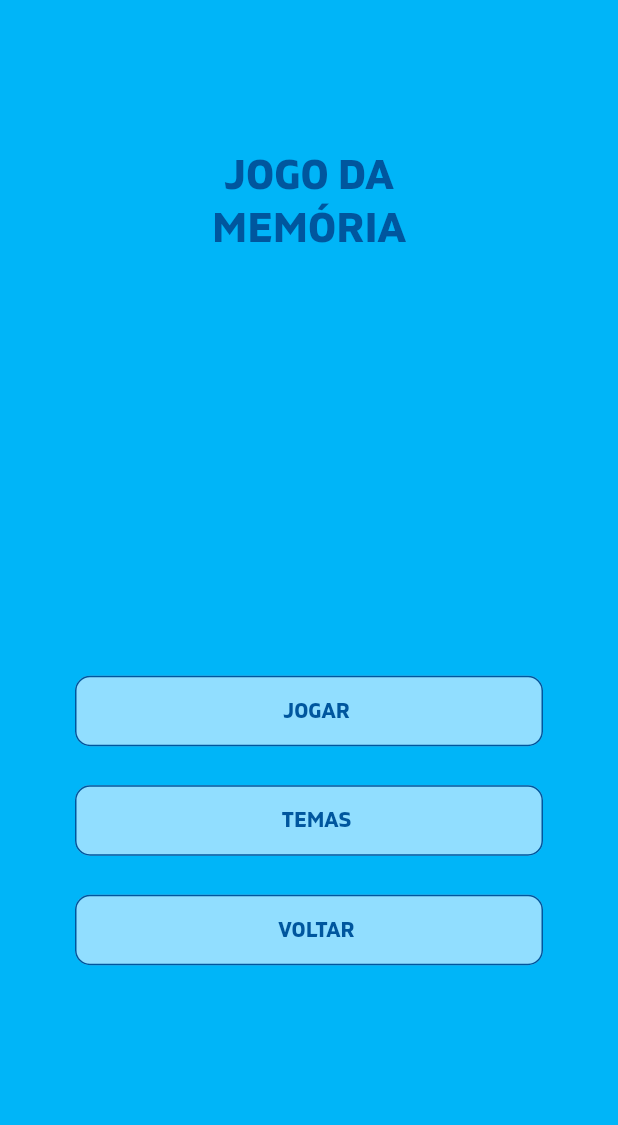
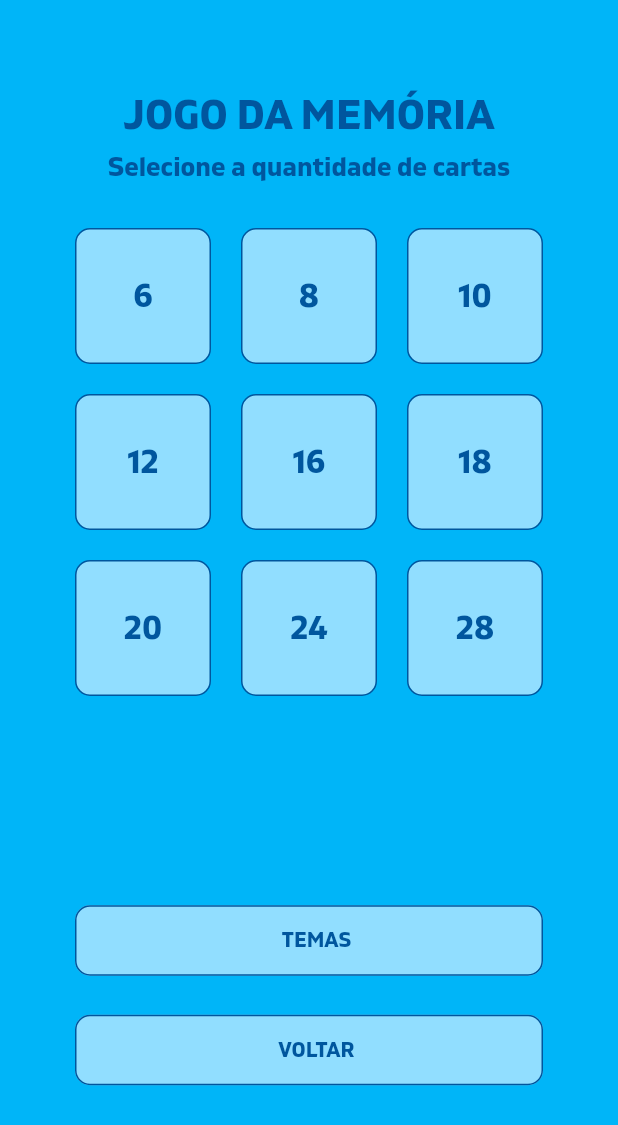
Before and after one commit to RJustoX/Flutter_Games, a Flutter app: the MemoryGameHomeView screen opened directly, on a phone screen of 412 x 824 dp. Shown: the top 1125 px of the screen. Run offline on Flutter 3.47's test engine with Material 2 defaults, Android fonts, the phone set to English and light mode, and no system bars.

Commit message:
:construction: criando constantes e levels do jogo da memoria

```diff
--- /dev/null
+++ b/lib/components/memory_game/memory_game_levels.dart
@@ -0,0 +1,78 @@
+import 'package:flutter/material.dart';
+import 'package:flutter_games/models/memory_game/memory_game.model.dart';
+import 'package:flutter_games/utils/app_colors.dart';
+import 'package:flutter_games/utils/constants/memory_game.constants.dart';
+
+class GameLevels extends StatelessWidget {
+  final Modo modo;
+
+  const GameLevels({Key? key, required this.modo}) : super(key: key);
+
+  @override
+  Widget build(BuildContext context) {
+    final niveis = GameSettings.niveis
+        .map((n) => CardNivel(gamePlay: GamePlay(modo: modo, nivel: n)))
+        .toList();
+
+    return Flexible(
+      child: GridView.count(
+        physics: const NeverScrollableScrollPhysics(),
+        crossAxisCount: 3,
+        mainAxisSpacing: 20,
+        crossAxisSpacing: 20,
+        children: niveis,
+      ),
+    );
+  }
+}
+
+class CardNivel extends StatelessWidget {
+  final GamePlay gamePlay;
+
+  const CardNivel({Key? key, required this.gamePlay}) : super(key: key);
+
+  startGame(BuildContext context) {
+    // context.read<GameController>().startGame(gamePlay: gamePlay);
+
+    // Navigator.push(
+    //   context,
+    //   MaterialPageRoute(
+    //     fullscreenDialog: true,
+    //     builder: (BuildContext context) => MemoryGame(
+    //       gamePlay: gamePlay,
+    //     ),
+    //   ),
+    // );
+  }
+
+  @override
+  Widget build(BuildContext context) {
+    return InkWell(
+      onTap: () => startGame(context),
+      borderRadius: const BorderRadius.all(Radius.circular(10)),
+      child: Container(
+        width: 90,
+        height: 90,
+        padding: const EdgeInsets.all(8),
+        decoration: BoxDecoration(
+          border: Border.all(
+            color: gamePlay.modo == Modo.normal ? AppColors.secondaryColor : AppColors.bgColor,
+          ),
+          borderRadius: const BorderRadius.all(Radius.circular(10)),
+          color: gamePlay.modo == Modo.normal ? AppColors.bgColor : AppColors.secondaryColor,
+        ),
+        child: Center(
+          child: Text(
+            gamePlay.nivel.toString(),
+            style: const TextStyle(
+              fontSize: 22.0,
+              fontWeight: FontWeight.w700,
+              fontFamily: 'Gilam',
+              color: AppColors.secondaryColor,
+            ),
+          ),
+        ),
+      ),
+    );
+  }
+}
--- /dev/null
+++ b/lib/models/memory_game/memory_game.model.dart
@@ -0,0 +1,16 @@
+import 'package:flutter_games/utils/constants/memory_game.constants.dart';
+
+class GamePlay {
+  Modo modo;
+  int nivel;
+
+  GamePlay({required this.modo, required this.nivel});
+}
+
+class GameOpcao {
+  int opcao;
+  bool matched;
+  bool selected;
+
+  GameOpcao({required this.opcao, required this.matched, required this.selected});
+}
--- /dev/null
+++ b/lib/utils/constants/memory_game.constants.dart
@@ -0,0 +1,19 @@
+enum Modo { normal, chalenge }
+
+enum Resultado { win, loss }
+
+class GameSettings {
+  static const niveis = [6, 8, 10, 12, 16, 18, 20, 24, 28];
+
+  static const cardOpcoes = [1, 2, 3, 4, 5, 6, 7, 8, 9, 10, 11, 12, 13, 14];
+
+  static gameBoardAxisCount(int nivel) {
+    if (nivel < 10) {
+      return 2;
+    } else if (nivel == 10 || nivel == 12 || nivel == 18) {
+      return 3;
+    } else {
+      return 4;
+    }
+  }
+}
--- a/lib/views/memory_game/memory_game_home.view.dart
+++ b/lib/views/memory_game/memory_game_home.view.dart
@@ -1,6 +1,8 @@
 import 'package:flutter/material.dart';
 import 'package:flutter_games/components/memory_game/memory_game_button.component.dart';
+import 'package:flutter_games/components/memory_game/memory_game_levels.dart';
 import 'package:flutter_games/utils/app_colors.dart';
+import 'package:flutter_games/utils/constants/memory_game.constants.dart';
 
 class MemoryGameHomeView extends StatefulWidget {
   const MemoryGameHomeView({super.key});
@@ -17,12 +19,12 @@ class _MemoryGameHomeViewState extends State<MemoryGameHomeView> {
       body: SafeArea(
         child: Center(
           child: Padding(
-            padding: const EdgeInsets.fromLTRB(50.0, 100.0, 50.0, 180.0),
+            padding: const EdgeInsets.fromLTRB(50.0, 60.0, 50.0, 100.0),
             child: Column(
               crossAxisAlignment: CrossAxisAlignment.center,
               children: <Widget>[
                 Text(
-                  'Jogo da\nmemória'.toUpperCase(),
+                  'Jogo da memória'.toUpperCase(),
                   textAlign: TextAlign.center,
                   style: const TextStyle(
                     fontFamily: 'Gilam',
@@ -31,8 +33,20 @@ class _MemoryGameHomeViewState extends State<MemoryGameHomeView> {
                     fontWeight: FontWeight.bold,
                   ),
                 ),
-                const Spacer(),
-                MemoryGameButton('Jogar', () {}),
+                const Padding(
+                  padding: EdgeInsets.only(top: 5.0, bottom: 30.0),
+                  child: Text(
+                    'Selecione a quantidade de cartas',
+                    textAlign: TextAlign.center,
+                    style: TextStyle(
+                      fontFamily: 'Gilam',
+                      color: AppColors.secondaryColor,
+                      fontSize: 18.0,
+                      fontWeight: FontWeight.w600,
+                    ),
+                  ),
+                ),
+                const GameLevels(modo: Modo.normal),
                 Padding(
                   padding: const EdgeInsets.symmetric(vertical: 25.0),
                   child: MemoryGameButton('Temas', () {}),
```
